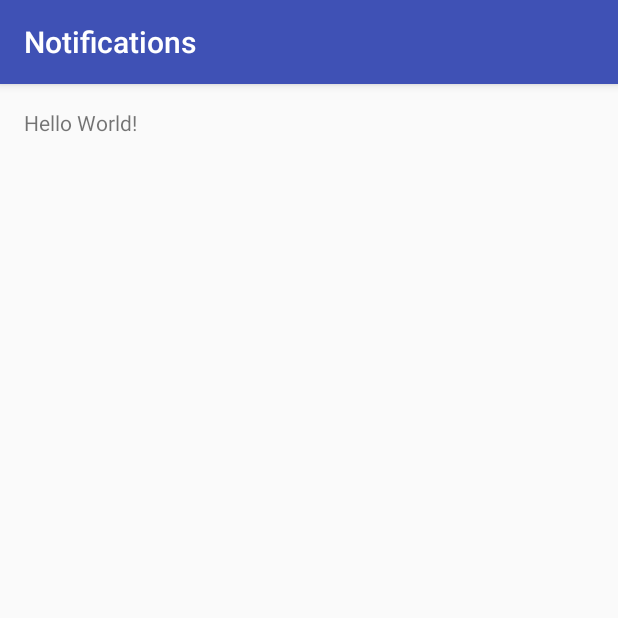
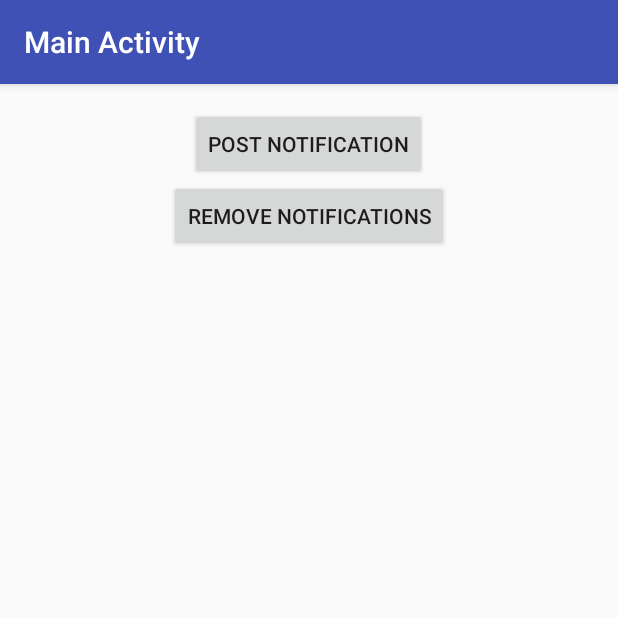
Before and after one commit to dEn13L/Notifications, an Android app: the screen it shows after launch (MainActivity), on a phone screen of 412 x 824 dp, the top half of it. Run offline under Robolectric (Android 15) with nearby library versions, the phone set to English and light mode, and no system bars.

Commit message:
Add notifications

```diff
--- /dev/null
+++ b/app/src/main/res/drawable/ic_mail_outline_black_24px.xml
@@ -0,0 +1,11 @@
+<?xml version="1.0" encoding="utf-8"?>
+<vector xmlns:android="http://schemas.android.com/apk/res/android"
+    android:viewportWidth="24"
+    android:viewportHeight="24"
+    android:width="24dp"
+    android:height="24dp">
+  <path android:pathData="M0 0h24v24H0z" android:fillColor="#00FFFFFF"/>
+  <path
+      android:pathData="M20 4H4c-1.1 0-1.99.9-1.99 2L2 18c0 1.1.9 2 2 2h16c1.1 0 2-.9 2-2V6c0-1.1-.9-2-2-2zm0 14H4V8l8 5 8-5v10zm-8-7L4 6h16l-8 5z"
+      android:fillColor="#8A000000"/>
+</vector>
--- a/app/src/main/res/layout/activity_main.xml
+++ b/app/src/main/res/layout/activity_main.xml
@@ -11,9 +11,23 @@
     tools:context="com.den13l.notifications.MainActivity"
     >
 
-  <TextView
+  <Button
+      android:id="@+id/postNotification"
       android:layout_width="wrap_content"
       android:layout_height="wrap_content"
-      android:text="Hello World!"
+      android:layout_centerHorizontal="true"
+      android:onClick="postNotification"
+      android:text="@string/post_notification"
       />
+
+  <Button
+      android:id="@+id/removeNotifications"
+      android:layout_width="wrap_content"
+      android:layout_height="wrap_content"
+      android:layout_below="@+id/postNotification"
+      android:layout_centerHorizontal="true"
+      android:onClick="removeNotifications"
+      android:text="@string/remove_notifications"
+      />
+
 </RelativeLayout>
--- a/app/src/main/res/values/strings.xml
+++ b/app/src/main/res/values/strings.xml
@@ -1,3 +1,9 @@
 <resources>
   <string name="app_name">Notifications</string>
+  <string name="post_notification">Post Notification</string>
+  <string name="remove_notifications">Remove Notifications</string>
+
+  <string name="activity_main">Main Activity</string>
+  <string name="activity_single_notification">Single Notification Activity</string>
+  <string name="activity_multiple_notifications">Multiple Notifications Activity</string>
 </resources>
```
Also changed, not shown: app/src/main/AndroidManifest.xml (+21 -1 lines), app/src/main/java/com/den13l/notifications/MainActivity.java (+66 -1 lines), app/src/main/java/com/den13l/notifications/MultipleNotificationsActivity.java (added, +12 -0 lines), app/src/main/java/com/den13l/notifications/SingleNotificationActivity.java (added, +12 -0 lines), app/src/main/res/layout/activity_multiple_notifications.xml (added, +14 -0 lines), app/src/main/res/layout/activity_single_notification.xml (added, +14 -0 lines).
